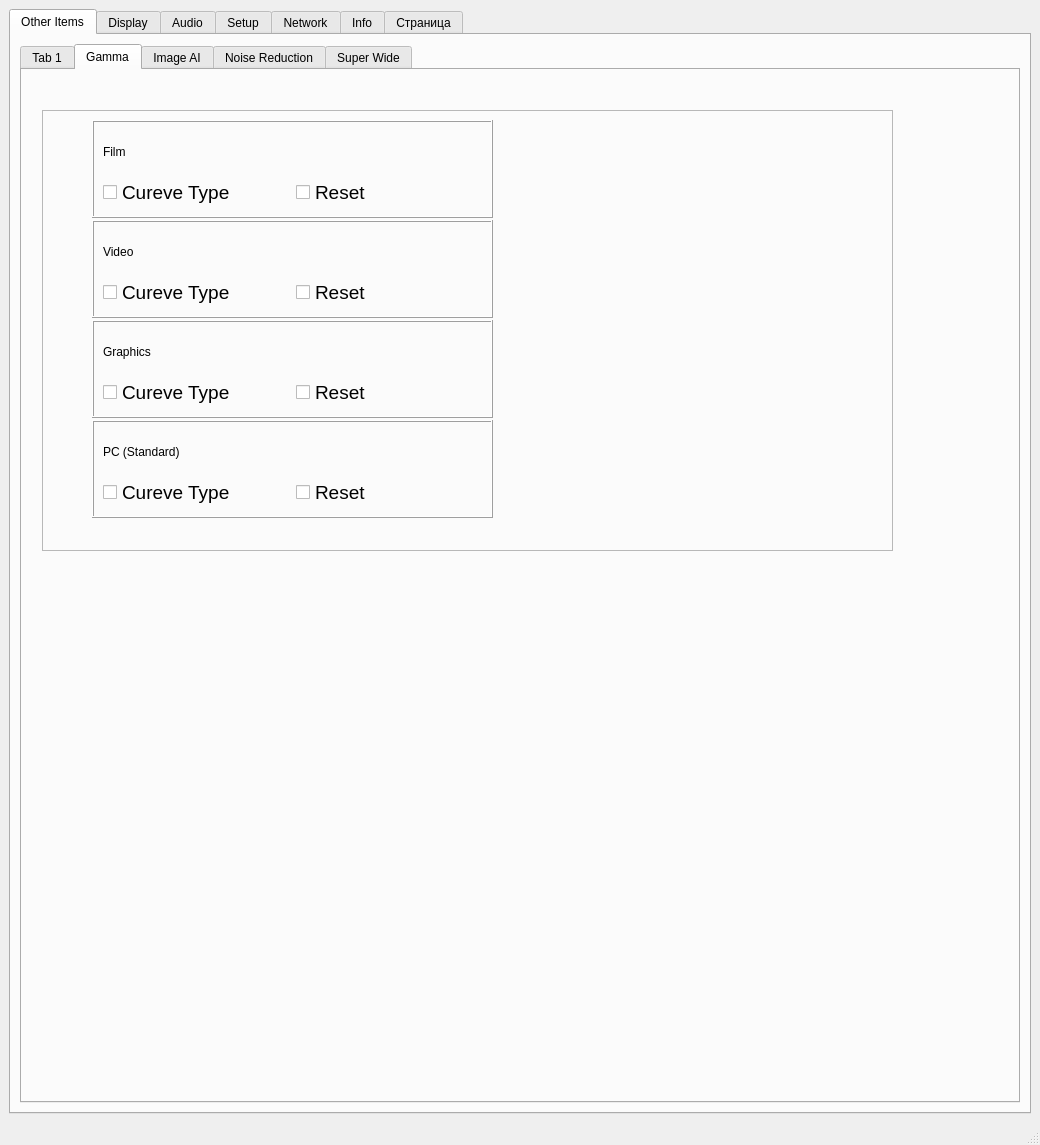
This is mainwindow.ui in SergS-cod/imul as Qt 5 draws it before an edit. The edited form follows.
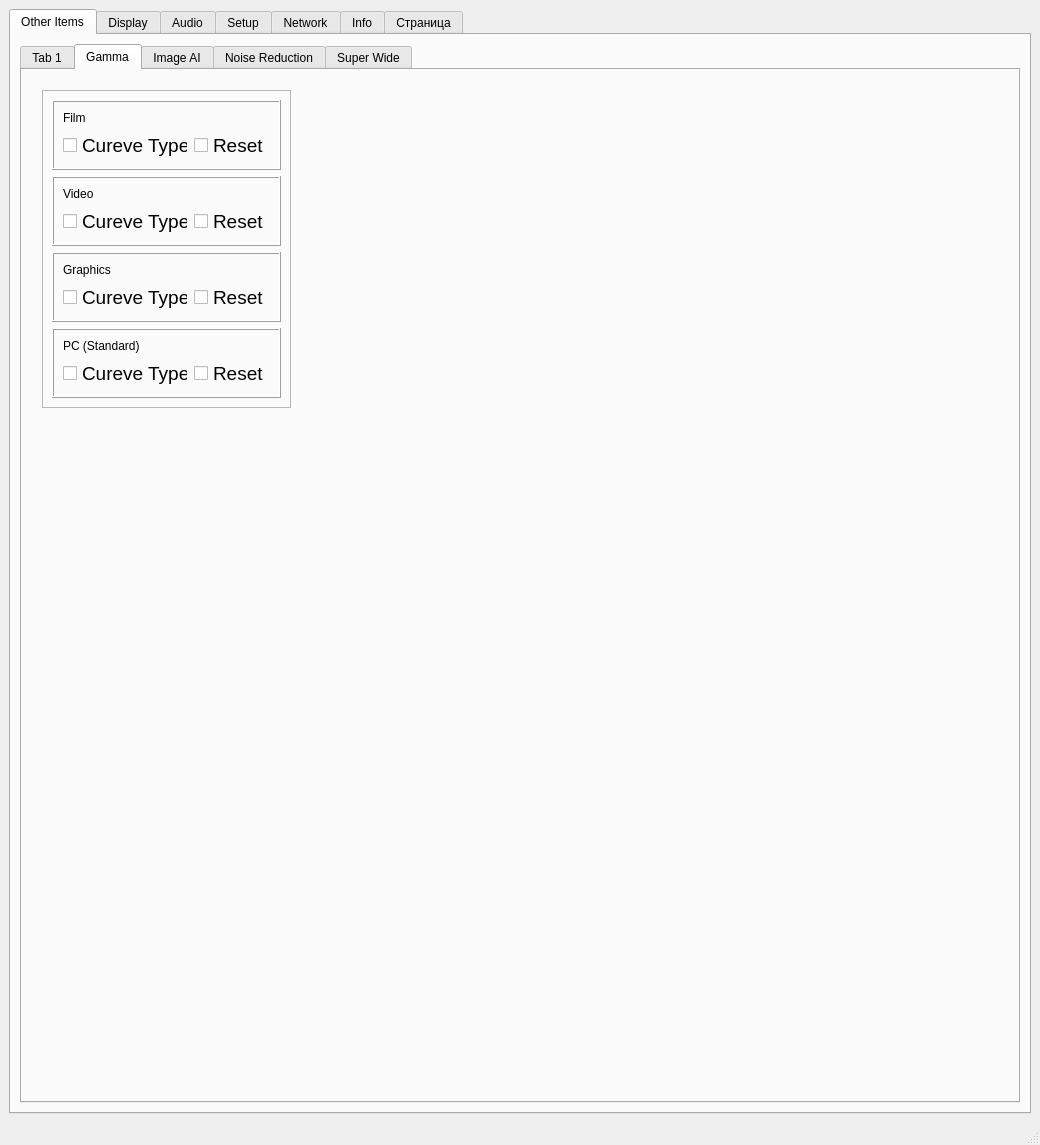
This is the edited form. The open tabs and pages were chosen to show the change.

Diff of the .ui file:
```diff
--- a/mainwindow.ui
+++ b/mainwindow.ui
@@ -519,9 +519,9 @@
             <property name="geometry">
              <rect>
               <x>20</x>
-              <y>40</y>
-              <width>851</width>
-              <height>441</height>
+              <y>20</y>
+              <width>249</width>
+              <height>318</height>
              </rect>
             </property>
             <property name="frameShape">
@@ -530,15 +530,9 @@
             <property name="frameShadow">
              <enum>QFrame::Raised</enum>
             </property>
+            <layout class="QGridLayout" name="gridLayout_19">
+             <item row="0" column="0">
             <widget class="QFrame" name="FILM_F">
-             <property name="geometry">
-              <rect>
-               <x>50</x>
-               <y>10</y>
-               <width>401</width>
-               <height>98</height>
-              </rect>
-             </property>
              <property name="frameShape">
               <enum>QFrame::Box</enum>
              </property>
@@ -579,15 +573,52 @@
               </item>
              </layout>
             </widget>
+             </item>
+             <item row="1" column="0">
+              <widget class="QFrame" name="VIDEO">
+               <property name="frameShape">
+                <enum>QFrame::Box</enum>
+               </property>
+               <property name="frameShadow">
+                <enum>QFrame::Raised</enum>
+               </property>
+               <layout class="QGridLayout" name="gridLayout_28">
+                <item row="2" column="0">
+                 <widget class="QCheckBox" name="Cureve_Type_1">
+                  <property name="font">
+                   <font>
+                    <pointsize>14</pointsize>
+                   </font>
+                  </property>
+                  <property name="text">
+                   <string>Cureve Type</string>
+                  </property>
+                 </widget>
+                </item>
+                <item row="2" column="1">
+                 <widget class="QCheckBox" name="Reset_1">
+                  <property name="font">
+                   <font>
+                    <pointsize>14</pointsize>
+                   </font>
+                  </property>
+                  <property name="text">
+                   <string>Reset</string>
+                  </property>
+                 </widget>
+                </item>
+                <item row="1" column="0">
+                 <widget class="QLabel" name="FILM_7">
+                  <property name="text">
+                   <string>Video</string>
+                  </property>
+                 </widget>
+                </item>
+               </layout>
+              </widget>
+             </item>
+             <item row="2" column="0">
             <widget class="QFrame" name="GRAPHICS">
-             <property name="geometry">
-              <rect>
-               <x>50</x>
-               <y>210</y>
-               <width>401</width>
-               <height>98</height>
-              </rect>
-             </property>
              <property name="frameShape">
               <enum>QFrame::Box</enum>
              </property>
@@ -628,15 +659,9 @@
               </item>
              </layout>
             </widget>
+             </item>
+             <item row="3" column="0">
             <widget class="QFrame" name="PC_STANDART">
-             <property name="geometry">
-              <rect>
-               <x>50</x>
-               <y>310</y>
-               <width>401</width>
-               <height>98</height>
-              </rect>
-             </property>
              <property name="frameShape">
               <enum>QFrame::Box</enum>
              </property>
@@ -677,55 +702,8 @@
               </item>
              </layout>
             </widget>
-            <widget class="QFrame" name="VIDEO">
-             <property name="geometry">
-              <rect>
-               <x>50</x>
-               <y>110</y>
-               <width>401</width>
-               <height>98</height>
-              </rect>
-             </property>
-             <property name="frameShape">
-              <enum>QFrame::Box</enum>
-             </property>
-             <property name="frameShadow">
-              <enum>QFrame::Raised</enum>
-             </property>
-             <layout class="QGridLayout" name="gridLayout_28">
-              <item row="2" column="0">
-               <widget class="QCheckBox" name="Cureve_Type_1">
-                <property name="font">
-                 <font>
-                  <pointsize>14</pointsize>
-                 </font>
-                </property>
-                <property name="text">
-                 <string>Cureve Type</string>
-                </property>
-               </widget>
-              </item>
-              <item row="2" column="1">
-               <widget class="QCheckBox" name="Reset_1">
-                <property name="font">
-                 <font>
-                  <pointsize>14</pointsize>
-                 </font>
-                </property>
-                <property name="text">
-                 <string>Reset</string>
-                </property>
-               </widget>
-              </item>
-              <item row="1" column="0">
-               <widget class="QLabel" name="FILM_7">
-                <property name="text">
-                 <string>Video</string>
-                </property>
-               </widget>
-              </item>
-             </layout>
-            </widget>
+             </item>
+            </layout>
            </widget>
           </widget>
           <widget class="QWidget" name="IMAGE_AI">
```
Left out of the diff: 80 changed lines with no effect on the pictures. Lines whose indentation alone changed are shown as unchanged.
